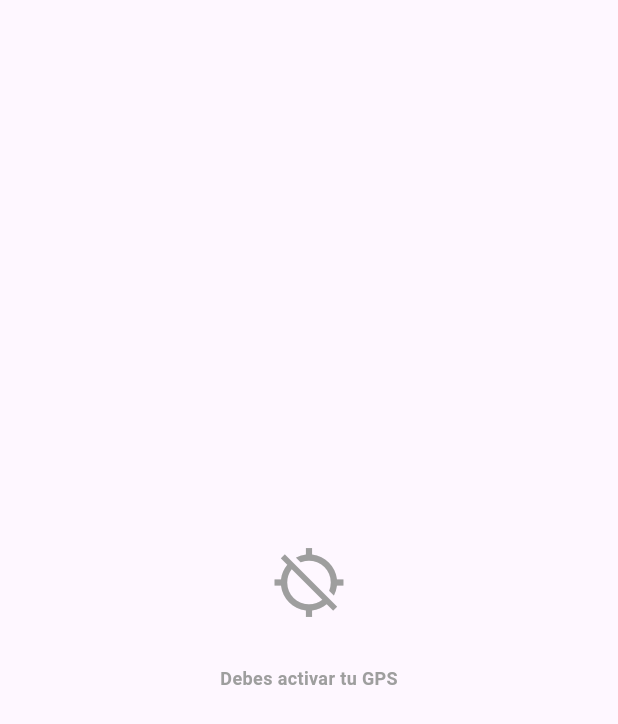
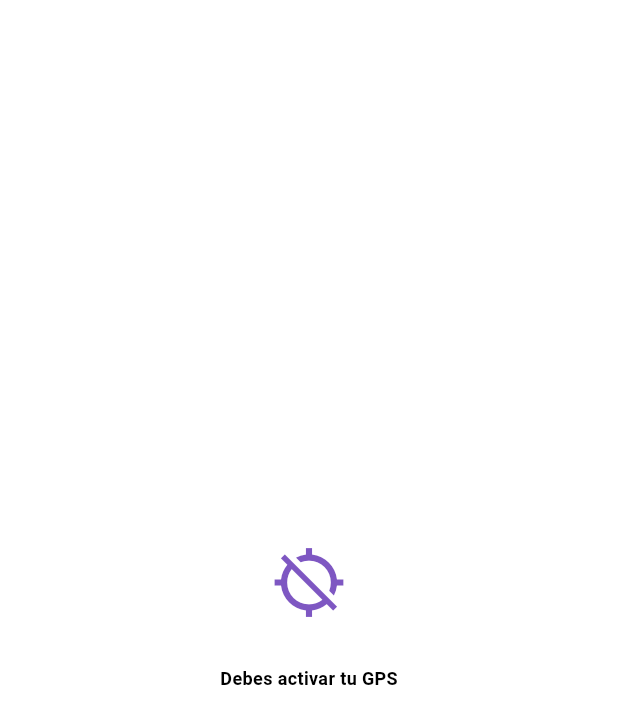
Before and after one commit to JAvierPerez777/app_training, a Flutter app: the ActiveGps screen opened directly, on a phone screen of 412 x 824 dp. Shown: the top 724 px of the screen. Run offline on Flutter 3.47's test engine with Material 3 defaults, Android fonts, the phone set to English and light mode, and no system bars.

Commit message:
initializacion_app_training

```diff
--- /dev/null
+++ b/app_training/lib/packages/core/ui/colors.dart
@@ -0,0 +1,7 @@
+import 'package:flutter/material.dart';
+
+class AppColors {
+  const AppColors._();
+
+  static Color get primary => const Color(0xFF7E57C2);
+}
--- /dev/null
+++ b/app_training/lib/packages/core/ui/theme.dart
@@ -0,0 +1,26 @@
+import 'package:app_training/packages/core/ui/colors.dart';
+import 'package:flutter/material.dart';
+
+class AppTheme {
+  AppTheme._();
+
+  static var colorScheme = ColorScheme.light(
+    primary: AppColors.primary,
+  );
+
+  static final _elevatedButtonTheme = ElevatedButtonThemeData(
+    style: ElevatedButton.styleFrom(
+      backgroundColor: AppColors.primary,
+      foregroundColor: Colors.white,
+      minimumSize: const Size.fromHeight(44),
+    ),
+  );
+
+  static ThemeData get light {
+    return ThemeData.from(
+      colorScheme: colorScheme,
+    ).copyWith(
+      elevatedButtonTheme: _elevatedButtonTheme,
+    );
+  }
+}
--- /dev/null
+++ b/app_training/lib/packages/core/ui/ui.dart
@@ -0,0 +1,2 @@
+export 'colors.dart';
+export 'theme.dart';
--- a/app_training/lib/screens/active_gps.dart
+++ b/app_training/lib/packages/features/gps/widgets/active_gps.dart
@@ -8,20 +8,18 @@ class ActiveGps extends StatelessWidget {
     return const Scaffold(
       body: Center(
         child: Column(
+          mainAxisSize: MainAxisSize.min,
           mainAxisAlignment: MainAxisAlignment.center,
           children: <Widget>[
             Icon(
               Icons.gps_off,
-              color: Colors.grey,
+              color: Color(0xFF7E57C2),
               size: 50,
             ),
             SizedBox(height: 30),
             Text(
               'Debes activar tu GPS',
-              style: TextStyle(
-                  color: Colors.grey,
-                  fontSize: 12,
-                  fontWeight: FontWeight.bold),
+              style: TextStyle(fontSize: 12, fontWeight: FontWeight.bold),
             ),
           ],
         ),
```
Also changed, not shown: app_training/lib/main.dart (+5 -5 lines), app_training/lib/packages/features/gps/pages/gps_pages.dart (added, +15 -0 lines), app_training/lib/packages/features/gps/widgets/permisos.dart (renamed from app_training/lib/screens/permisos.dart, +5 -10 lines), app_training/lib/packages/features/gps/widgets/waiting.dart (renamed from app_training/lib/screens/waiting.dart), app_training/lib/widgets/widgets.dart (deleted).
